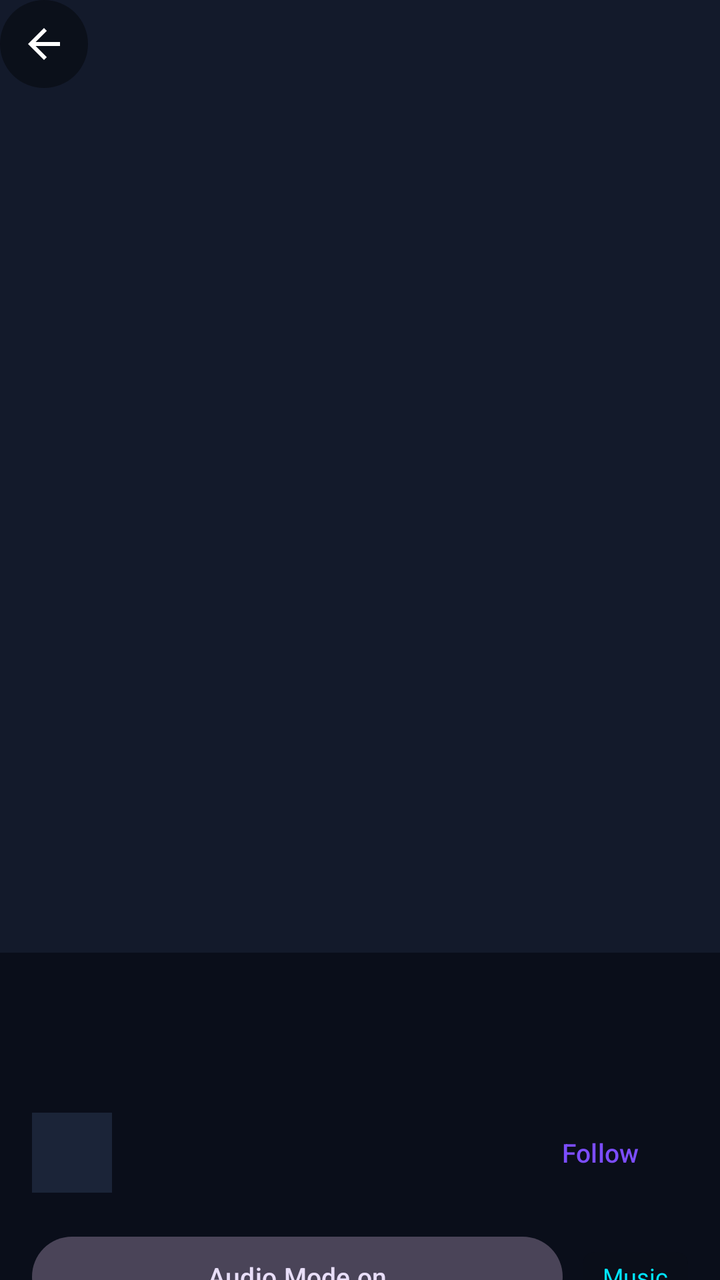
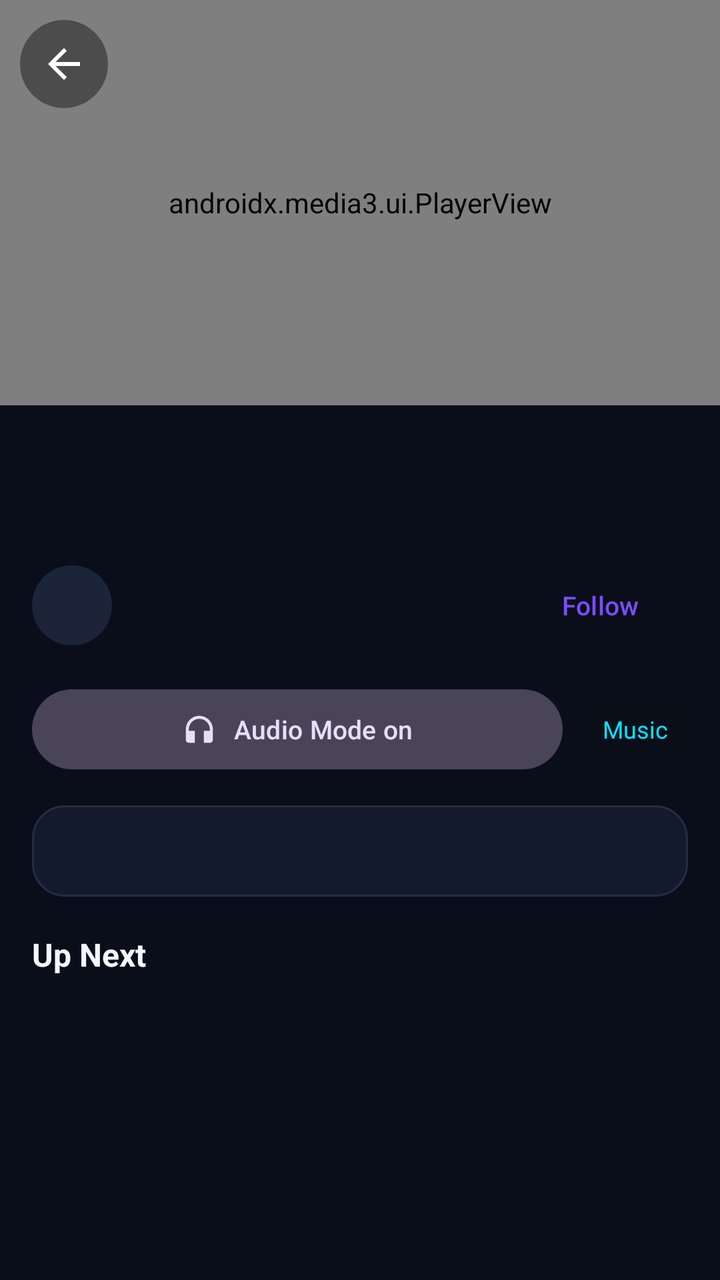

Compare the two renders of this Android layout. The source of the first and the diff that turns it into the second are given below.
<!-- AndroidManifest.xml: application theme Theme.Vybe -->
<!-- res/layout/activity_player.xml -->
<?xml version="1.0" encoding="utf-8"?>
<LinearLayout xmlns:android="http://schemas.android.com/apk/res/android"
    xmlns:app="http://schemas.android.com/apk/res/auto"
    android:layout_width="match_parent"
    android:layout_height="match_parent"
    android:orientation="vertical"
    android:background="@color/bg">

    <androidx.constraintlayout.widget.ConstraintLayout
        android:layout_width="match_parent"
        android:layout_height="wrap_content"
        android:background="@color/surface">

        <androidx.media3.ui.PlayerView
            android:id="@+id/player_view"
            android:layout_width="0dp"
            android:layout_height="0dp"
            app:layout_constraintDimensionRatio="16:9"
            app:layout_constraintTop_toTopOf="parent"
            app:layout_constraintStart_toStartOf="parent"
            app:layout_constraintEnd_toEndOf="parent"
            app:use_controller="true"
            app:resize_mode="fit" />

        <ImageButton
            android:id="@+id/back_btn"
            android:layout_width="44dp"
            android:layout_height="44dp"
            android:layout_margin="10dp"
            android:background="@drawable/bg_circle_dark"
            android:src="@drawable/ic_arrow_back"
            android:contentDescription="@string/nav_settings"
            app:layout_constraintTop_toTopOf="parent"
            app:layout_constraintStart_toStartOf="parent" />

        <ProgressBar
            android:id="@+id/player_progress"
            android:layout_width="wrap_content"
            android:layout_height="wrap_content"
            android:indeterminateTint="@color/accent2"
            android:layout_marginBottom="6dp"
            app:layout_constraintBottom_toBottomOf="parent"
            app:layout_constraintEnd_toEndOf="parent"
            app:layout_constraintStart_toStartOf="parent" />
    </androidx.constraintlayout.widget.ConstraintLayout>

    <ScrollView
        android:layout_width="match_parent"
        android:layout_height="0dp"
        android:layout_weight="1"
        android:scrollbars="none">

        <LinearLayout
            android:layout_width="match_parent"
            android:layout_height="wrap_content"
            android:orientation="vertical"
            android:padding="16dp">

            <TextView
                android:id="@+id/video_title"
                android:layout_width="match_parent"
                android:layout_height="wrap_content"
                android:textColor="@color/text"
                android:textSize="18sp"
                android:textStyle="bold"
                android:lineSpacingExtra="2dp" />

            <TextView
                android:id="@+id/video_meta"
                android:layout_width="match_parent"
                android:layout_height="wrap_content"
                android:layout_marginTop="4dp"
                android:textColor="@color/text_muted"
                android:textSize="13sp" />

            <LinearLayout
                android:layout_width="match_parent"
                android:layout_height="wrap_content"
                android:orientation="horizontal"
                android:layout_marginTop="14dp"
                android:gravity="center_vertical">

                <com.google.android.material.imageview.ShapeableImageView
                    android:id="@+id/channel_avatar"
                    android:layout_width="40dp"
                    android:layout_height="40dp"
                    android:scaleType="centerCrop"
                    app:shapeAppearanceOverlay="@style/CircleAvatar"
                    android:background="@color/surface2"
                    android:contentDescription="@string/app_name" />

                <TextView
                    android:id="@+id/channel_name"
                    android:layout_width="0dp"
                    android:layout_height="wrap_content"
                    android:layout_weight="1"
                    android:layout_marginStart="12dp"
                    android:maxLines="1"
                    android:ellipsize="end"
                    android:textColor="@color/text"
                    android:textSize="15sp"
                    android:textStyle="bold" />

                <com.google.android.material.button.MaterialButton
                    android:id="@+id/follow_btn"
                    style="@style/Widget.Material3.Button.OutlinedButton"
                    android:layout_width="wrap_content"
                    android:layout_height="wrap_content"
                    android:text="@string/follow"
                    android:textSize="13sp"
                    android:background="@drawable/bg_follow_btn"
                    app:strokeWidth="0dp" />
            </LinearLayout>

            <LinearLayout
                android:layout_width="match_parent"
                android:layout_height="wrap_content"
                android:orientation="horizontal"
                android:layout_marginTop="14dp">

                <com.google.android.material.button.MaterialButton
                    android:id="@+id/audio_btn"
                    style="@style/Widget.Material3.Button.TonalButton"
                    android:layout_width="0dp"
                    android:layout_height="wrap_content"
                    android:layout_weight="1"
                    android:text="@string/audio_mode_on"
                    android:textSize="13sp"
                    app:icon="@drawable/ic_headphones"
                    app:iconGravity="textStart" />

                <TextView
                    android:id="@+id/quality_badge"
                    android:layout_width="wrap_content"
                    android:layout_height="wrap_content"
                    android:layout_marginStart="10dp"
                    android:layout_gravity="center_vertical"
                    android:background="@drawable/bg_duration_badge"
                    android:paddingStart="10dp"
                    android:paddingEnd="10dp"
                    android:paddingTop="4dp"
                    android:paddingBottom="4dp"
                    android:textColor="@color/accent2"
                    android:textSize="12sp"
                    android:text="@string/nav_music" />
            </LinearLayout>

            <TextView
                android:id="@+id/desc_text"
                android:layout_width="match_parent"
                android:layout_height="wrap_content"
                android:layout_marginTop="14dp"
                android:background="@drawable/bg_card"
                android:padding="14dp"
                android:maxLines="4"
                android:ellipsize="end"
                android:textColor="@color/text_muted"
                android:textSize="13sp"
                android:lineSpacingExtra="3dp" />

            <TextView
                android:layout_width="wrap_content"
                android:layout_height="wrap_content"
                android:layout_marginTop="18dp"
                android:layout_marginBottom="4dp"
                android:text="@string/up_next"
                android:textColor="@color/text"
                android:textSize="16sp"
                android:textStyle="bold" />

            <androidx.recyclerview.widget.RecyclerView
                android:id="@+id/related_rv"
                android:layout_width="match_parent"
                android:layout_height="wrap_content"
                android:nestedScrollingEnabled="false" />
        </LinearLayout>
    </ScrollView>
</LinearLayout>
<!-- resources referenced by this layout -->
<resources>
  <color name="accent2">#00E5FF</color>
  <color name="bg">#0A0E1A</color>
  <color name="surface">#131A2B</color>
  <color name="surface2">#1B2438</color>
  <color name="text">#F4F7FF</color>
  <color name="text_muted">#93A0B8</color>
  <!-- drawable bg_card (drawable) -->
  <?xml version="1.0" encoding="utf-8"?>
  <shape xmlns:android="http://schemas.android.com/apk/res/android">
      <solid android:color="@color/surface" />
      <corners android:radius="16dp" />
      <stroke android:width="1dp" android:color="@color/border" />
  </shape>
  <!-- drawable bg_circle_dark (drawable) -->
  <?xml version="1.0" encoding="utf-8"?>
  <shape xmlns:android="http://schemas.android.com/apk/res/android" android:shape="oval">
      <solid android:color="#66000000" />
  </shape>
  <!-- drawable bg_duration_badge (drawable) -->
  <?xml version="1.0" encoding="utf-8"?>
  <shape xmlns:android="http://schemas.android.com/apk/res/android">
      <solid android:color="@color/badge_bg" />
      <corners android:radius="6dp" />
  </shape>
  <!-- drawable bg_follow_btn (drawable) -->
  <?xml version="1.0" encoding="utf-8"?>
  <shape xmlns:android="http://schemas.android.com/apk/res/android">
      <solid android:color="#267C4DFF" />
      <stroke android:width="1dp" android:color="@color/accent" />
      <corners android:radius="999dp" />
  </shape>
  <!-- drawable ic_arrow_back (drawable) -->
  <vector xmlns:android="http://schemas.android.com/apk/res/android"
      android:width="24dp" android:height="24dp"
      android:viewportWidth="24" android:viewportHeight="24">
      <path android:fillColor="#FFFFFFFF"
          android:pathData="M20,11H7.83l5.59,-5.59L12,4l-8,8 8,8 1.41,-1.41L7.83,13H20v-2z" />
  </vector>
  <!-- drawable ic_headphones (drawable) -->
  <vector xmlns:android="http://schemas.android.com/apk/res/android"
      android:width="24dp" android:height="24dp"
      android:viewportWidth="24" android:viewportHeight="24">
      <path android:fillColor="#FFFFFFFF"
          android:pathData="M12,3c-4.97,0 -9,4.03 -9,9v7c0,1.1 0.9,2 2,2h4v-8L5,13v-1c0,-3.87 3.13,-7 7,-7s7,3.13 7,7v1h-4v8h4c1.1,0 2,-0.9 2,-2v-7c0,-4.97 -4.03,-9 -9,-9z" />
  </vector>
  <string name="app_name">Vybe</string>
  <string name="audio_mode_on">Audio Mode on</string>
  <string name="follow">Follow</string>
  <string name="nav_music">Music</string>
  <string name="nav_settings">Settings</string>
  <string name="up_next">Up Next</string>
  <style name="CircleAvatar" parent="">
          <item name="cornerFamily">rounded</item>
          <item name="cornerSize">50%</item>
      </style>
  <style name="Theme.Vybe" parent="Theme.Material3.Dark.NoActionBar">
          <item name="colorPrimary">@color/accent</item>
          <item name="colorOnPrimary">@color/text</item>
          <item name="colorSecondary">@color/accent2</item>
          <item name="colorOnSecondary">@color/bg</item>
          <item name="colorSurface">@color/surface</item>
          <item name="colorOnSurface">@color/text</item>
          <item name="android:colorBackground">@color/bg</item>
          <item name="android:windowBackground">@color/bg</item>
          <item name="android:statusBarColor">@color/bg</item>
          <item name="android:navigationBarColor">@color/bg</item>
          <item name="colorControlActivated">@color/accent</item>
      </style>
  <color name="border">#232D45</color>
  <color name="badge_bg">#CC0A0E1A</color>
  <color name="accent">#7C4DFF</color>
</resources>

<!-- the commit's change to res/layout/activity_player.xml (unified diff, before → after) -->
@@ -1,6 +1,6 @@
 <?xml version="1.0" encoding="utf-8"?>
 <LinearLayout xmlns:android="http://schemas.android.com/apk/res/android"
-    xmlns:app="http://schemas.android.com/apk/res/auto"
+    xmlns:app="http://schemas.android.com/apk/res-auto"
     android:layout_width="match_parent"
     android:layout_height="match_parent"
     android:orientation="vertical"
